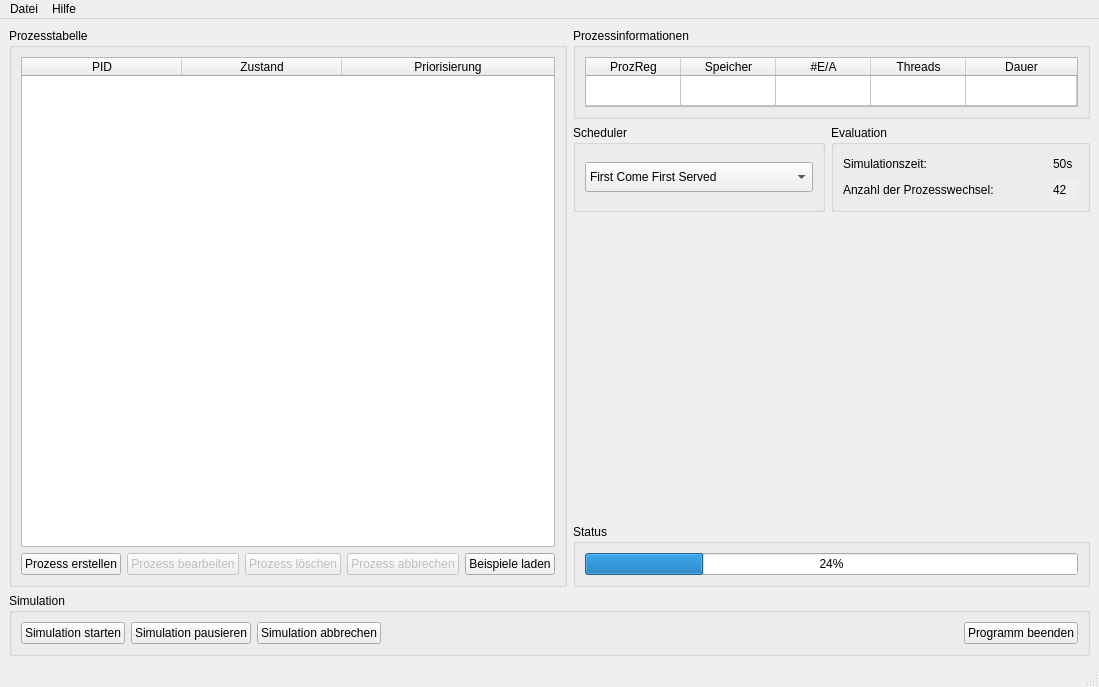
Above: Betriebssysteme_Scheduler/mainwindow.ui from Baffmer/Betriebssysteme_Scheduler before the change. Below: the same form after it.
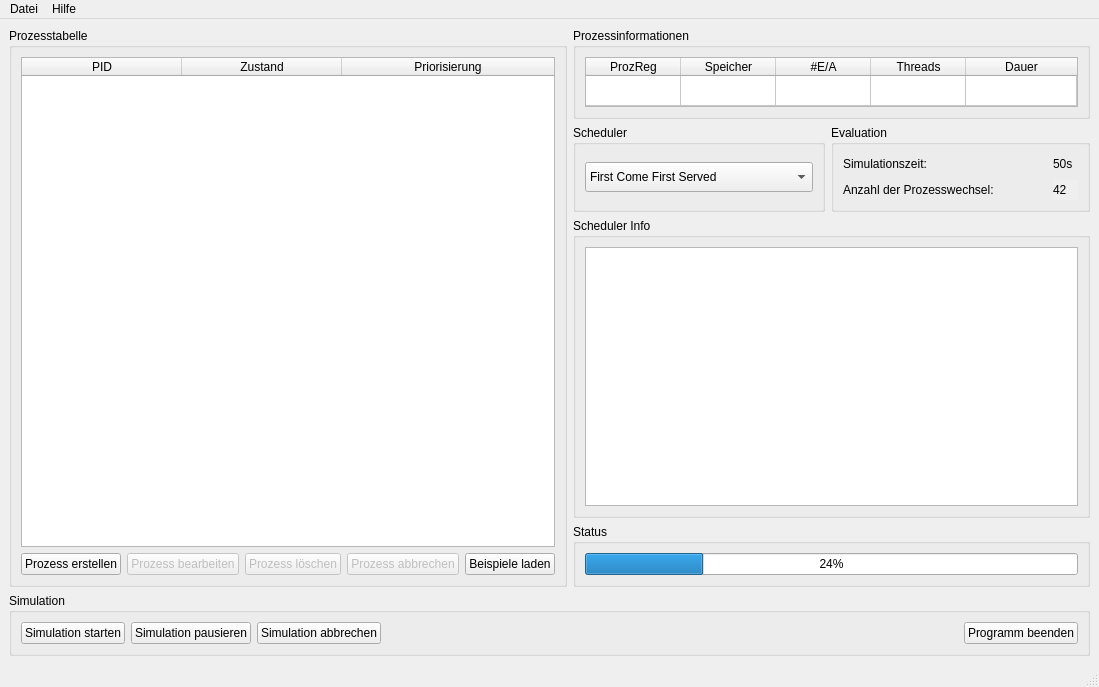
That is the form after the change.

Commit message: Hintergrundfarben für Prozesse und deren Zustände hinzugefügt. Informationen (Vor- u. Nachteile) für die verschiedenen Scheduler hinzugefügt

The edit to the form file:
```diff
--- a/Betriebssysteme_Scheduler/mainwindow.ui
+++ b/Betriebssysteme_Scheduler/mainwindow.ui
@@ -387,17 +387,16 @@
          </layout>
         </item>
         <item>
-         <spacer name="verticalSpacer_2">
-          <property name="orientation">
-           <enum>Qt::Vertical</enum>
+         <widget class="QGroupBox" name="groupBox_3">
+          <property name="title">
+           <string>Scheduler Info</string>
           </property>
-          <property name="sizeHint" stdset="0">
-           <size>
-            <width>20</width>
-            <height>40</height>
-           </size>
-          </property>
-         </spacer>
+          <layout class="QVBoxLayout" name="verticalLayout_10">
+           <item>
+            <widget class="QTextBrowser" name="textBrowserSchedulerInfos"/>
+           </item>
+          </layout>
+         </widget>
         </item>
         <item>
          <widget class="QGroupBox" name="groupBox">
```
Left out of the diff: 7 changed lines with no effect on the pictures. The commit also changes 3 other files.
